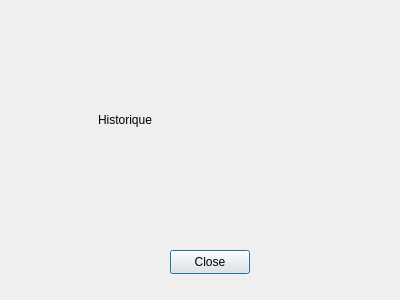
This is historique/historiquechambre.ui in Frankral/ProjetFinL1 as Qt 5 draws it before an edit. The edited form follows.
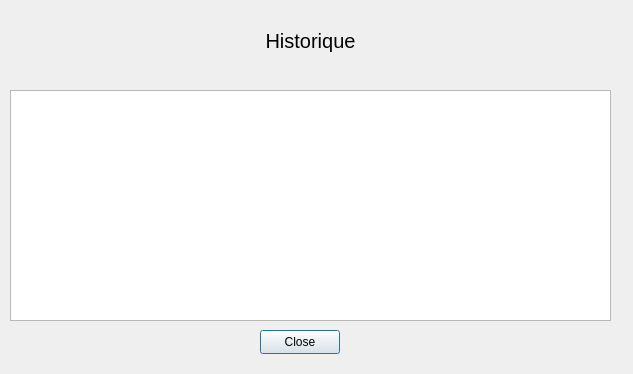
This is the edited form.

Commit message: ajout historique

Patch:
```diff
--- a/historique/historiquechambre.ui
+++ b/historique/historiquechambre.ui
@@ -6,8 +6,8 @@
    <rect>
     <x>0</x>
     <y>0</y>
-    <width>400</width>
-    <height>300</height>
+    <width>633</width>
+    <height>374</height>
    </rect>
   </property>
   <property name="windowTitle">
@@ -16,21 +16,29 @@
   <widget class="QLabel" name="title">
    <property name="geometry">
     <rect>
-     <x>98</x>
-     <y>110</y>
-     <width>181</width>
-     <height>20</height>
+     <x>10</x>
+     <y>10</y>
+     <width>601</width>
+     <height>61</height>
     </rect>
    </property>
+   <property name="font">
+    <font>
+     <pointsize>15</pointsize>
+    </font>
+   </property>
    <property name="text">
     <string>Historique</string>
    </property>
+   <property name="alignment">
+    <set>Qt::AlignCenter</set>
+   </property>
   </widget>
   <widget class="QPushButton" name="pushButton">
    <property name="geometry">
     <rect>
-     <x>170</x>
-     <y>250</y>
+     <x>260</x>
+     <y>330</y>
      <width>80</width>
      <height>24</height>
     </rect>
@@ -39,6 +47,25 @@
     <string>Close</string>
    </property>
   </widget>
+  <widget class="QTableView" name="Historique">
+   <property name="geometry">
+    <rect>
+     <x>10</x>
+     <y>90</y>
+     <width>601</width>
+     <height>231</height>
+    </rect>
+   </property>
+   <property name="selectionMode">
+    <enum>QAbstractItemView::SingleSelection</enum>
+   </property>
+   <property name="selectionBehavior">
+    <enum>QAbstractItemView::SelectRows</enum>
+   </property>
+   <attribute name="verticalHeaderVisible">
+    <bool>false</bool>
+   </attribute>
+  </widget>
  </widget>
  <resources/>
  <connections/>
```
Left out of the diff: 3 changed lines with no effect on the pictures. The commit also changes 12 other files.
